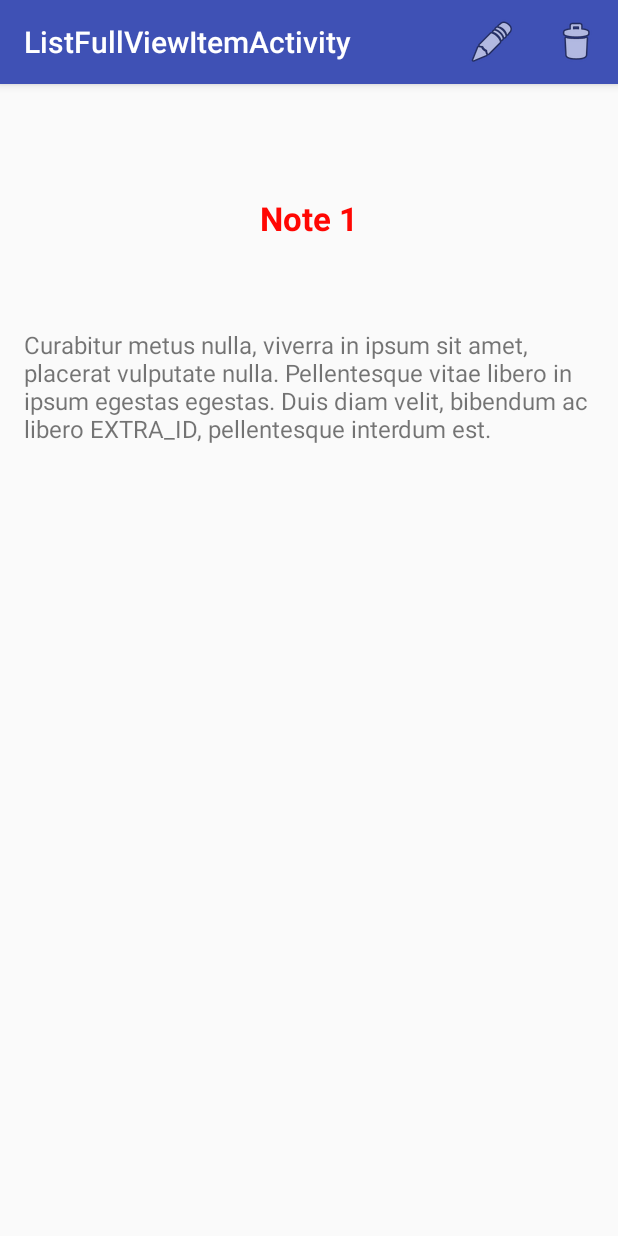
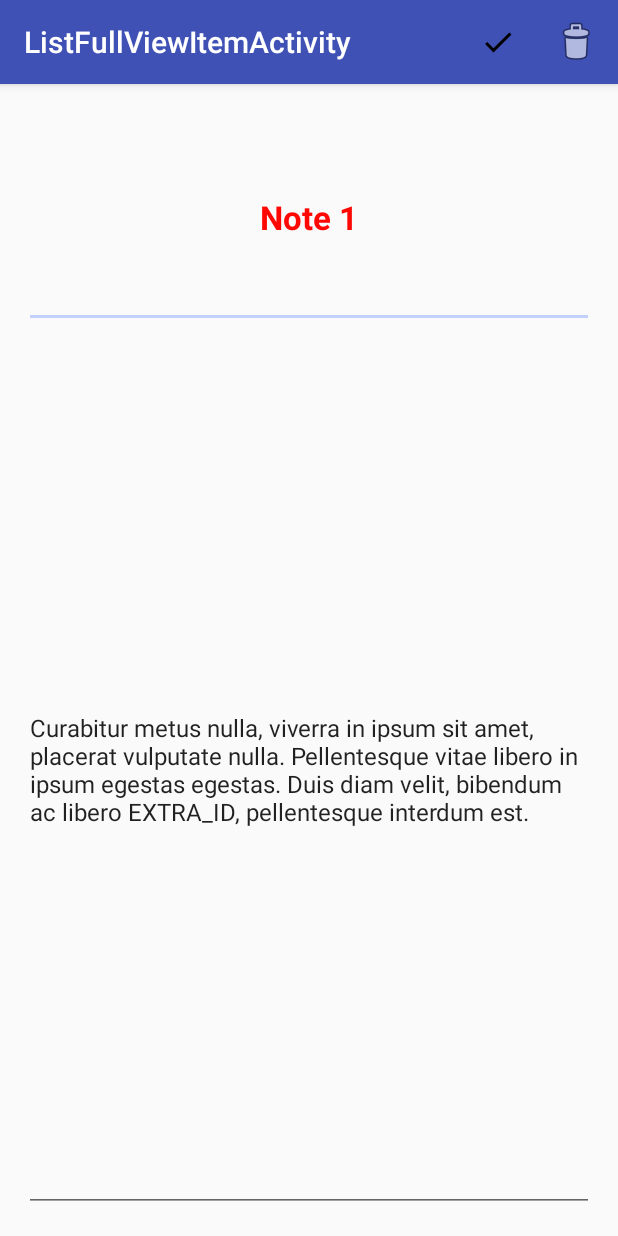
Before and after one commit to Golgoroth22/GeekBrains_Android2, an Android app: the screen it shows after launch (ListFullViewItemActivity), after a tap on "Note 1", on a phone screen of 412 x 824 dp. Run offline under Robolectric (Android 15) with nearby library versions, the phone set to English and light mode, and no system bars; 3 other taps on this screen came first.

Commit message:
Finish dz2

```diff
--- a/A2_L1/app/src/main/java/com/falin/valentin/a2_l1/MyListViewAdapter.java
+++ b/A2_L1/app/src/main/java/com/falin/valentin/a2_l1/MyListViewAdapter.java
@@ -39,7 +39,8 @@ public class MyListViewAdapter extends BaseAdapter {
     }
 
     void addElement() {
-        FakeDB.getDb().add(new Note("New Note " + (FakeDB.getDb().size() + 1), "New Note Text " + (FakeDB.getDb().size() + 1)));
+        FakeDB.getDb().add(new Note("", ""));
+
         notifyDataSetChanged();
     }
 
--- /dev/null
+++ b/A2_L1/app/src/main/res/drawable/ic_check_black_24dp.xml
@@ -0,0 +1,9 @@
+<vector xmlns:android="http://schemas.android.com/apk/res/android"
+        android:width="24dp"
+        android:height="24dp"
+        android:viewportWidth="24.0"
+        android:viewportHeight="24.0">
+    <path
+        android:fillColor="#FF000000"
+        android:pathData="M9,16.17L4.83,12l-1.42,1.41L9,19 21,7l-1.41,-1.41z"/>
+</vector>
--- a/A2_L1/app/src/main/res/layout/content_list_full_view_item.xml
+++ b/A2_L1/app/src/main/res/layout/content_list_full_view_item.xml
@@ -17,14 +17,14 @@
         android:layout_marginTop="@dimen/dimen_16dp"
         android:orientation="vertical">
 
-        <TextView
+        <EditText
             android:id="@+id/item_title"
             style="@style/RedBoldText"
             android:layout_width="match_parent"
             android:layout_height="0dp"
             android:layout_weight="1" />
 
-        <TextView
+        <EditText
             android:id="@+id/item_text"
             android:layout_width="match_parent"
             android:layout_height="0dp"
--- a/A2_L1/app/src/main/res/menu/list_full_view_item.xml
+++ b/A2_L1/app/src/main/res/menu/list_full_view_item.xml
@@ -9,7 +9,7 @@
         app:showAsAction="ifRoom" />
     <item
         android:id="@+id/action_edit_note"
-        android:icon="@android:drawable/ic_menu_edit"
+        android:icon="@drawable/ic_check_black_24dp"
         android:title="@string/edit"
         app:showAsAction="ifRoom" />
 </menu>
```
Also changed, not shown: A2_L1/app/src/main/java/com/falin/valentin/a2_l1/ListFullViewItemActivity.java (+14 -10 lines).
